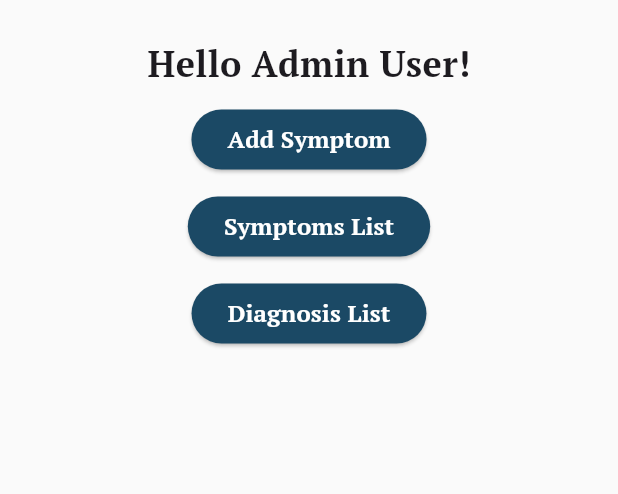
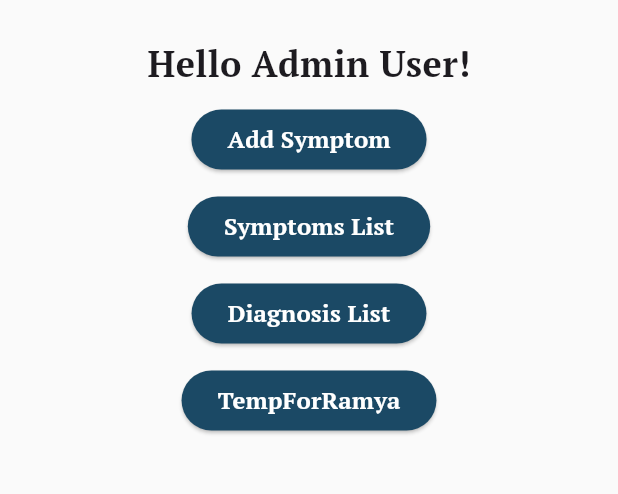
Before and after one commit to harshithlanka3/SAME-3311, a Flutter app: the screen it shows after launch, on a phone screen of 412 x 824 dp, the part 84-578 px from its top. Run offline on Flutter 3.47's test engine with Material 3 defaults, Android fonts, the phone set to English and light mode, and no system bars; our stand-ins replace multi_select_flutter.

Commit message:
UI for signup page

```diff
--- a/frontend/s_a_m_e/lib/admin.dart
+++ b/frontend/s_a_m_e/lib/admin.dart
@@ -1,6 +1,7 @@
 import 'package:flutter/material.dart';
 import 'package:s_a_m_e/colors.dart';
 import 'package:s_a_m_e/add.dart';
+import 'package:s_a_m_e/signup.dart';
 import 'package:s_a_m_e/symptomlist.dart';
 
 class Admin extends StatelessWidget {
@@ -63,6 +64,21 @@ class Admin extends StatelessWidget {
                   // );
                 },
               ),
+              const SizedBox(height: 10),
+              ElevatedButton(
+                style: const ButtonStyle(
+                  foregroundColor: MaterialStatePropertyAll<Color>(white),
+                  backgroundColor: MaterialStatePropertyAll<Color>(navy),
+                ),
+                child: const Text('TempForRamya', style: TextStyle(fontWeight: FontWeight.bold, fontSize: 16.0)),
+                onPressed: () {
+                  Navigator.push(
+                    context,
+                    MaterialPageRoute(
+                        builder: (context) => const SignUpPage()),
+                  );
+                }, // This is a temp for ramya
+              ),
             ])),
     );
   }
```
